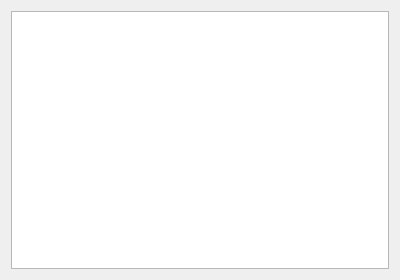
Old version of the form form/modelviewdialog.ui in the repository ekaradon-Alexander/Formation-Reconfiguration-HIL-Client.
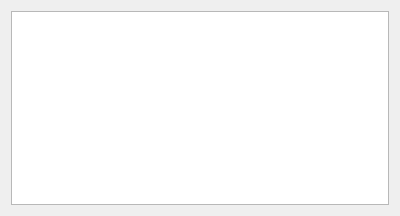
New version of the form.

```diff
--- a/form/modelviewdialog.ui
+++ b/form/modelviewdialog.ui
@@ -7,7 +7,7 @@
     <x>0</x>
     <y>0</y>
     <width>400</width>
-    <height>280</height>
+    <height>216</height>
    </rect>
   </property>
   <property name="sizePolicy">
@@ -19,8 +19,8 @@
   <property name="windowTitle">
    <string>All Models</string>
   </property>
-  <layout class="QHBoxLayout" name="horizontalLayout">
-   <item>
+  <layout class="QGridLayout" name="gridLayout">
+   <item row="0" column="0">
     <widget class="QTableWidget" name="viewTableWidget">
      <property name="sizePolicy">
       <sizepolicy hsizetype="Expanding" vsizetype="Expanding">
```
